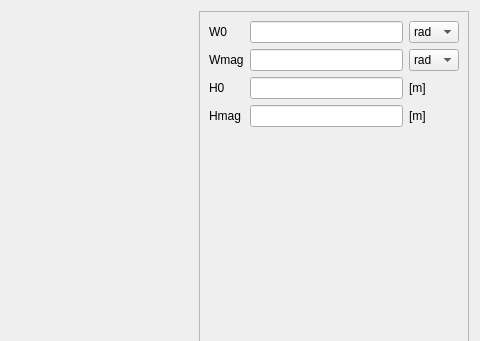
Above: pyleecan/GUI/Dialog/DMachineSetup/SMSlot/PMSlot11/PMSlot11.ui from Eomys/pyleecan before the change; both pictures show x 386 to 866 and y 0 to 341 of the 866 by 555 pixel window. Below: the same form after it.
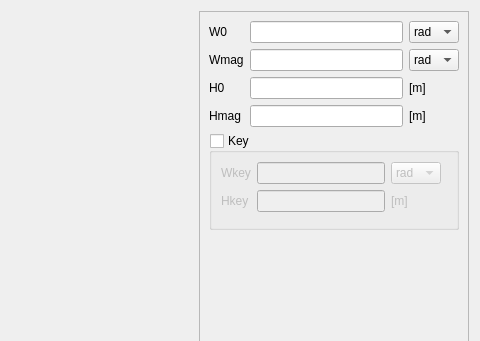
That is the form after the change. Icons and pictures are not drawn. Custom widgets are drawn as their Qt base class.

Commit message: [WP] Adding key to SlotM11 and possibility to have notch for slot trapezoidal

```diff
--- a/pyleecan/GUI/Dialog/DMachineSetup/SMSlot/PMSlot11/PMSlot11.ui
+++ b/pyleecan/GUI/Dialog/DMachineSetup/SMSlot/PMSlot11/PMSlot11.ui
@@ -215,6 +215,69 @@
          </item>
         </layout>
        </item>
+       <item>
+        <widget class="QGroupBox" name="g_key">
+         <property name="title">
+          <string>Key</string>
+         </property>
+         <property name="checkable">
+          <bool>true</bool>
+         </property>
+         <property name="checked">
+          <bool>false</bool>
+         </property>
+         <layout class="QGridLayout" name="gridLayout_2">
+          <item row="10" column="0" colspan="2">
+           <widget class="WMatSelectV" name="w_key_mat" native="true"/>
+          </item>
+          <item row="0" column="0">
+           <layout class="QGridLayout" name="gridLayout_3" columnstretch="0,0,0,0,0" rowminimumheight="0,0">
+            <item row="0" column="2">
+             <widget class="FloatEdit" name="lf_Wkey"/>
+            </item>
+            <item row="1" column="2">
+             <widget class="FloatEdit" name="lf_Hkey"/>
+            </item>
+            <item row="0" column="0">
+             <widget class="QLabel" name="in_Wkey">
+              <property name="text">
+               <string>Wkey</string>
+              </property>
+             </widget>
+            </item>
+            <item row="1" column="0">
+             <widget class="QLabel" name="in_Hkey">
+              <property name="text">
+               <string>Hkey</string>
+              </property>
+             </widget>
+            </item>
+            <item row="1" column="4">
+             <widget class="QLabel" name="unit_Hkey">
+              <property name="text">
+               <string>[m]</string>
+              </property>
+             </widget>
+            </item>
+            <item row="0" column="4">
+             <widget class="QComboBox" name="c_Wkey_unit">
+              <item>
+               <property name="text">
+                <string>rad</string>
+               </property>
+              </item>
+              <item>
+               <property name="text">
+                <string>deg</string>
+               </property>
+              </item>
+             </widget>
+            </item>
+           </layout>
+          </item>
+         </layout>
+        </widget>
+       </item>
        <item>
         <spacer name="verticalSpacer">
          <property name="orientation">
@@ -249,6 +312,12 @@
    <header>......GUI.Dialog.DMachineSetup.SWSlot.WWSlotOut.WWSlotOut.h</header>
    <container>1</container>
   </customwidget>
+  <customwidget>
+   <class>WMatSelectV</class>
+   <extends>QWidget</extends>
+   <header>......GUI.Dialog.DMatLib.WMatSelect.WMatSelectV.h</header>
+   <container>1</container>
+  </customwidget>
  </customwidgets>
  <tabstops>
   <tabstop>lf_W0</tabstop>
```
The commit also changes 18 other files.
